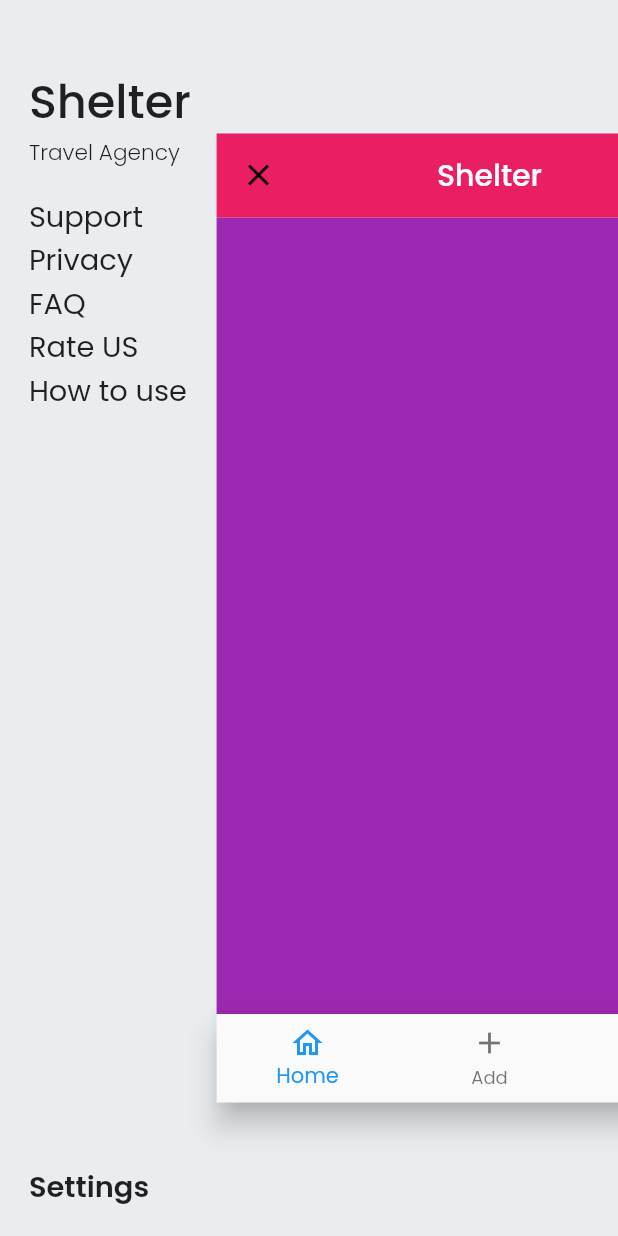
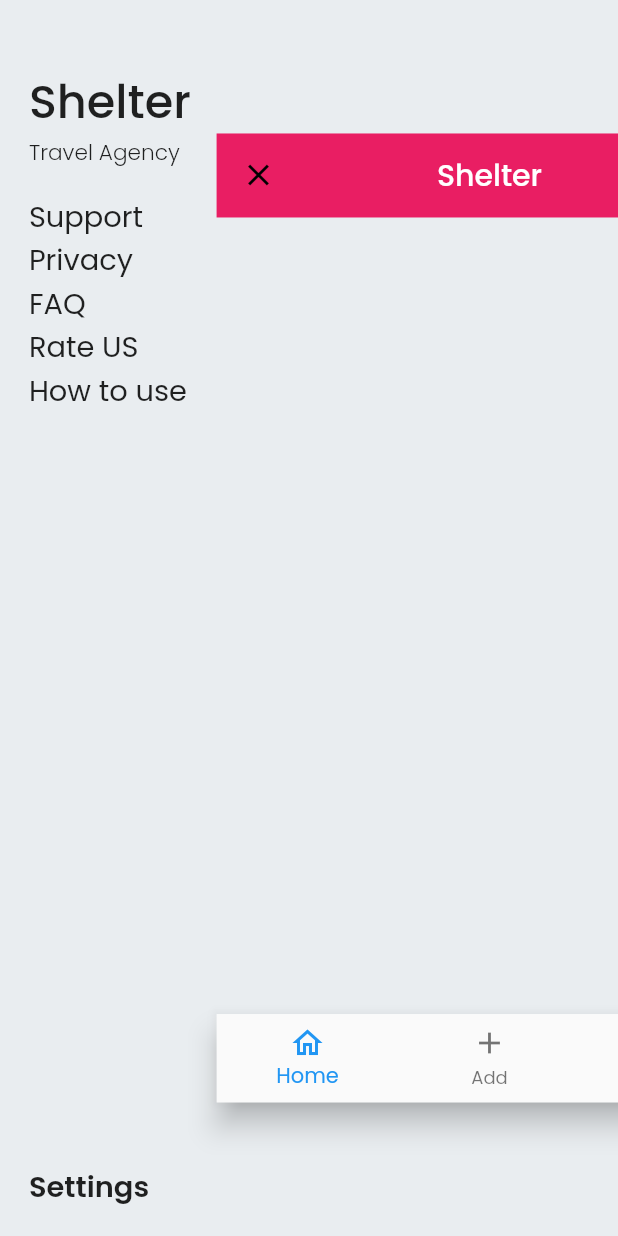
Before and after one commit to NazmulHasan0/tour_app, a Flutter app: the MainHomeScreen screen opened by its route, after a tap on the "menu" icon, on a phone screen of 412 x 824 dp. Run offline on Flutter 3.47's test engine with Material 2 defaults, Android fonts, the phone set to English and light mode, and no system bars; our stand-ins replace cloud_firestore, dots_indicator, firebase_auth, firebase_core, flutter_screenutil, fluttertoast and 5 more; missing offline and left inert: syncfusion_flutter_pdfviewer; accounts and stored records are empty.

Commit message:
first commit

```diff
--- a/lib/ui/views/bottomNavController/bottomNavController.dart
+++ b/lib/ui/views/bottomNavController/bottomNavController.dart
@@ -2,6 +2,9 @@ import 'package:flutter/material.dart';
 import 'package:flutter_screenutil/flutter_screenutil.dart';
 import 'package:get/get.dart';
 import 'package:tourapp/const/app_string.dart';
+import 'package:tourapp/ui/views/bottomNavController/pages/nav_add.dart';
+import 'package:tourapp/ui/views/bottomNavController/pages/nav_favorite.dart';
+import 'package:tourapp/ui/views/bottomNavController/pages/nav_home.dart';
 
 class BottomNavController extends StatelessWidget {
   //
@@ -9,9 +12,9 @@ class BottomNavController extends StatelessWidget {
   RxBool _drawer = false.obs;
 
   final _pages = [
-    Container(color: Colors.purple),
-    Container(color: Colors.green),
-    Container(color: Colors.pink),
+    NavHome(),
+    NavAdd(),
+    NavFavorite(),
   ];
 
   //
--- /dev/null
+++ b/lib/ui/views/bottomNavController/pages/nav_home.dart
@@ -0,0 +1,8 @@
+import 'package:flutter/material.dart';
+
+class NavHome extends StatelessWidget {
+  @override
+  Widget build(BuildContext context) {
+    return Scaffold();
+  }
+}
--- a/pubspec.yaml
+++ b/pubspec.yaml
@@ -48,6 +48,8 @@ dependencies:
   fluttertoast: ^8.2.2
   get_storage: ^2.1.1
   syncfusion_flutter_pdfviewer: ^22.2.10
+  carousel_slider: ^4.2.1
+  image_picker: ^1.0.4
 
 dev_dependencies:
   flutter_test:
```
Also changed, not shown: lib/ui/views/bottomNavController/pages/nav_add.dart (added, +8 -0 lines), lib/ui/views/bottomNavController/pages/nav_favorite.dart (added, +8 -0 lines), lib/ui/views/drawer_pages/support.dart (+28 -1 lines), lib/ui/views/main_home_screen.dart (+58 -6 lines), lib/ui/widgets/support_field.dart (added, +17 -0 lines), pubspec.lock, 5 other files.
